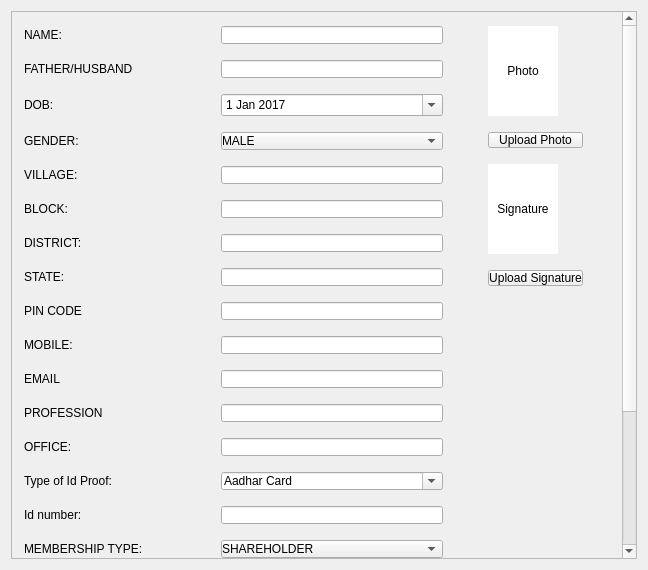
This is Pages/UI/addNewMember.ui in akhilesh26/CSMS as Qt 5 draws it before an edit. The edited form follows.
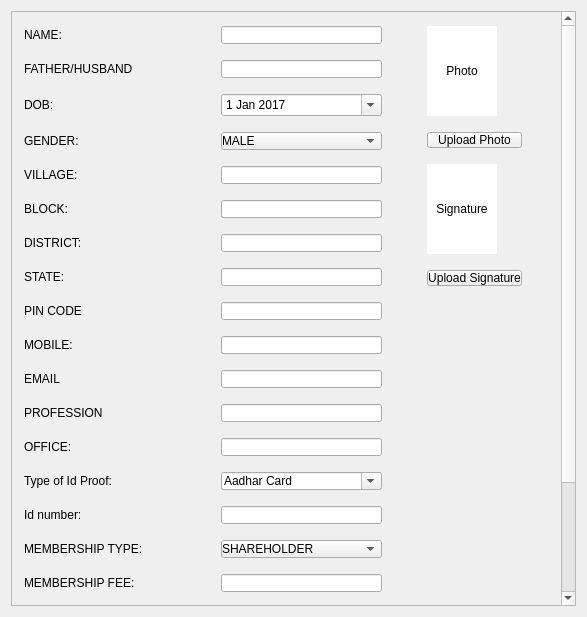
This is the edited form.

```diff
--- a/Pages/UI/addNewMember.ui
+++ b/Pages/UI/addNewMember.ui
@@ -6,8 +6,8 @@
    <rect>
     <x>0</x>
     <y>0</y>
-    <width>648</width>
-    <height>570</height>
+    <width>587</width>
+    <height>617</height>
    </rect>
   </property>
   <property name="windowTitle">
@@ -29,9 +29,9 @@
       <property name="geometry">
        <rect>
         <x>0</x>
-        <y>-264</y>
-        <width>614</width>
-        <height>814</height>
+        <y>0</y>
+        <width>553</width>
+        <height>748</height>
        </rect>
       </property>
       <property name="styleSheet">
```
Left out of the diff: 4 changed lines with no effect on the pictures.
